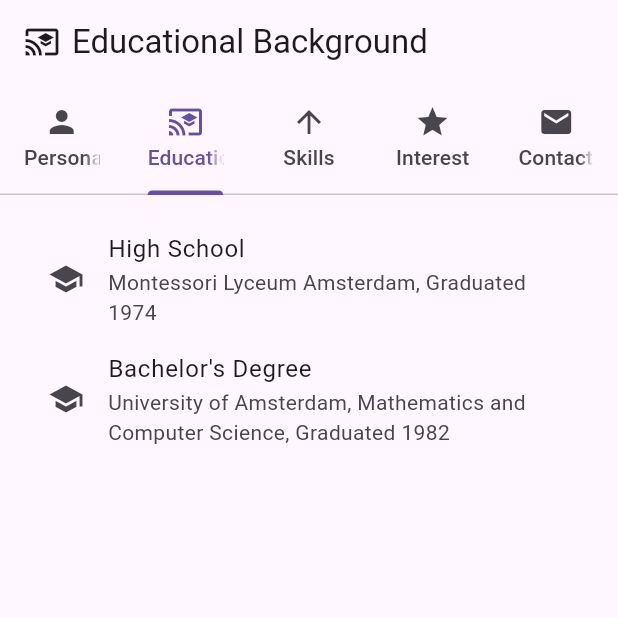
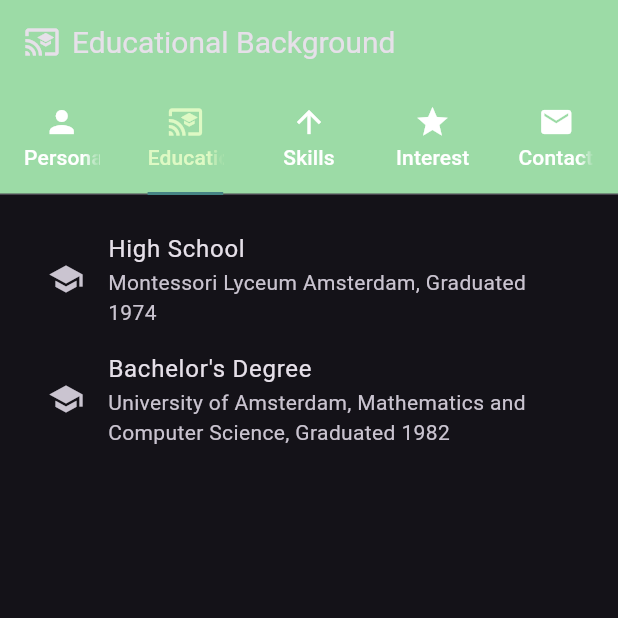
Before and after one commit to MarkRyuo/my_app, a Flutter app: the screen it shows after launch, tab 2 chosen, on a phone screen of 412 x 824 dp, the top half of it. Run offline on Flutter 3.47's test engine with Material 3 defaults, Android fonts, the phone set to English and light mode, and no system bars.

Commit message:
update herE

```diff
--- a/lib/main.dart
+++ b/lib/main.dart
@@ -8,7 +8,25 @@ class TabBarApp extends StatelessWidget {
   @override
   Widget build(BuildContext context) {
     return MaterialApp(
-      theme: ThemeData(useMaterial3: true),
+      theme: ThemeData(
+        useMaterial3: true,
+        brightness: Brightness.dark, // Set dark mode
+        appBarTheme: AppBarTheme(
+          backgroundColor: Color(0xFF9CDBA6), // Vintage color for app bar
+        ),
+        tabBarTheme: TabBarTheme(
+          labelColor: Color(0xFFDEF9C4), // Vintage color for selected tab label
+          unselectedLabelColor: Colors.white,
+          indicator: BoxDecoration(
+            border: Border(
+              bottom: BorderSide(
+                color: Color(0xFF468585), // Vintage color for tab indicator
+                width: 2.0,
+              ),
+            ),
+          ),
+        ),
+      ),
       home: const TabBarExample(),
     );
   }
@@ -21,8 +39,7 @@ class TabBarExample extends StatefulWidget {
   State<TabBarExample> createState() => _TabBarExampleState();
 }
 
-class _TabBarExampleState extends State<TabBarExample>
-    with TickerProviderStateMixin {
+class _TabBarExampleState extends State<TabBarExample> with TickerProviderStateMixin {
   late final TabController _tabController;
   final List<String> _titles = [
     "Personal Information",
@@ -67,7 +84,12 @@ class _TabBarExampleState extends State<TabBarExample>
           children: [
             Icon(_currentIcon),
             SizedBox(width: 8),
-            Text(_currentTitle),
+            Text(
+              _currentTitle,
+              style: TextStyle(
+                fontSize: 20.0,
+              ),
+            ),
           ],
         ),
         bottom: TabBar(
@@ -135,7 +157,6 @@ class PersonalInformationTab extends StatelessWidget {
                 fontWeight: FontWeight.bold,
               ),
             ),
-
           ),
           SizedBox(height: 12),
           Center(
@@ -146,7 +167,6 @@ class PersonalInformationTab extends StatelessWidget {
                 fontWeight: FontWeight.normal,
               ),
             ),
-
           ),
           SizedBox(height: 8),
           Divider(),
```
